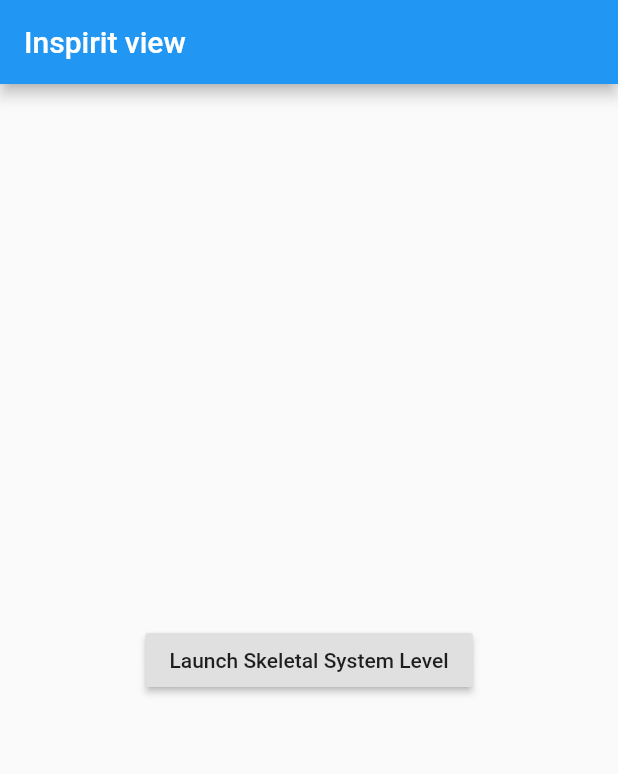
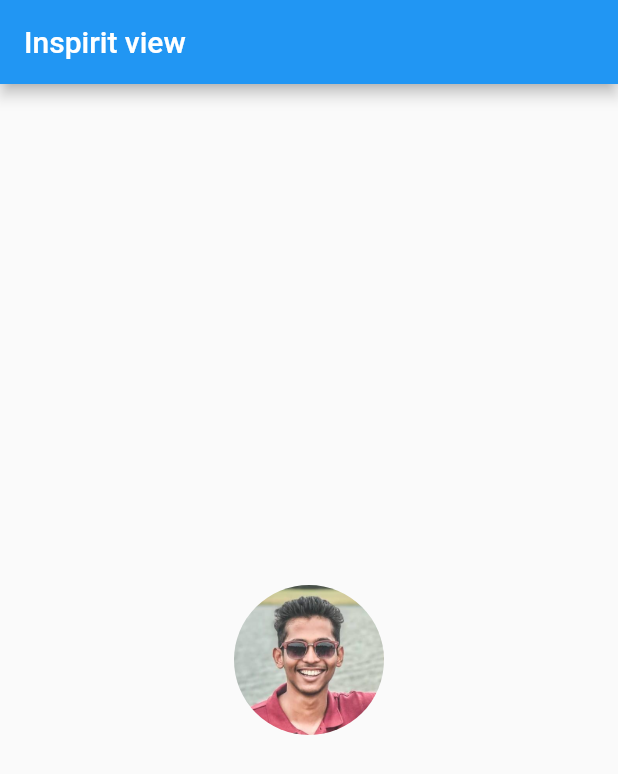
Before and after one commit to ceosss/flutter-unity-app, a Flutter app: the screen it shows after launch, on a phone screen of 412 x 824 dp. Shown: the top 774 px of the screen. Run offline on Flutter 3.47's test engine with Material 2 defaults, Android fonts, the light colour scheme and no system bars; missing offline and left inert: custom_rounded_rectangle_border, flutter_unity.

Commit message:
NEW: Diff Level Indicator Buttons

```diff
--- /dev/null
+++ b/lib/LessonBtn3.dart
@@ -0,0 +1,34 @@
+import 'package:flutter/material.dart';
+import 'package:custom_rounded_rectangle_border/custom_rounded_rectangle_border.dart';
+
+class LessonBtn extends StatelessWidget {
+  @override
+  Widget build(BuildContext context) {
+    return Container(
+      decoration: ShapeDecoration(
+        shape: CustomRoundedRectangleBorder(
+          borderRadius: BorderRadius.only(
+              topLeft: Radius.circular(65),
+              topRight: Radius.circular(65),
+              bottomLeft: Radius.circular(65),
+              bottomRight: Radius.circular(65)),
+          // topSide: BorderSide(color: Colors.red),
+          // leftSide: BorderSide(color: Colors.red),
+          // rightSide: BorderSide(color: Colors.green),
+          // bottomSide: BorderSide(color: Colors.blue),
+          bottomLeftCornerSide: BorderSide(color: Colors.red, width: 8),
+          bottomRightCornerSide: BorderSide(color: Colors.green, width: 8),
+          topLeftCornerSide: BorderSide(color: Colors.blue, width: 8),
+          topRightCornerSide: BorderSide(color: Colors.red, width: 8),
+        ),
+      ),
+      padding: EdgeInsets.all(8),
+      child: ClipOval(
+        child: Image.asset(
+          'images/profile.jpg',
+          width: 100,
+        ),
+      ),
+    );
+  }
+}
--- a/lib/main.dart
+++ b/lib/main.dart
@@ -1,5 +1,5 @@
 import 'package:flutter/material.dart';
-import 'package:flutter_unity/flutter_unity.dart';
+import 'LessonBtn3.dart';
 
 void main() => runApp(App());
 
@@ -34,82 +34,7 @@ class _HomePageState extends State<HomePage> {
       appBar: AppBar(
         title: const Text('Inspirit view'),
       ),
-      body: Center(
-        child: RaisedButton(
-          onPressed: () {
-            Navigator.push(context,
-                MaterialPageRoute(builder: (context) => UnityViewPage()));
-          },
-          child: Text('Launch Skeletal System Level'),
-        ),
-      ),
+      body: Center(child: LessonBtn()),
     );
   }
 }
-
-class UnityViewPage extends StatefulWidget {
-  @override
-  _UnityViewPageState createState() => _UnityViewPageState();
-}
-
-class _UnityViewPageState extends State<UnityViewPage> {
-  UnityViewController unityViewController;
-
-  @override
-  void initState() {
-    super.initState();
-  }
-
-  @override
-  void dispose() {
-    super.dispose();
-  }
-
-  @override
-  Widget build(BuildContext context) {
-    return Scaffold(
-      appBar: AppBar(
-        title: const Text('Unity View'),
-      ),
-      body: UnityView(
-        onCreated: onUnityViewCreated,
-        onReattached: onUnityViewReattached,
-        onMessage: onUnityViewMessage,
-      ),
-    );
-  }
-
-  void onUnityViewCreated(UnityViewController controller) {
-    print('onUnityViewCreated');
-    unityViewController = controller;
-
-    // controller.send(
-    //   'UnityController',
-    //   'LoadAssetBundleFromURL',
-    //   'https://inspirit-learning.s3.ap-south-1.amazonaws.com/AssetBundles/Mac/biology/skeleton',
-    // );
-
-    controller.send(
-      'UnityController',
-      'SetAssetName',
-      'Skeleton',
-    );
-    controller.send(
-      'UnityController',
-      'LoadAssetBundleFromURL',
-      'https://inspirit-learning.s3.ap-south-1.amazonaws.com/AssetBundles/Mac/biology/skeleton',
-    );
-
-    print('sent message');
-  }
-
-  void onUnityViewReattached(UnityViewController controller) {
-    print('onUnityViewReattached');
-  }
-
-  void onUnityViewMessage(UnityViewController controller, String message) {
-    print('onUnityViewMessage');
-    print(message);
-    //if(message.e)
-  }
-}
--- a/pubspec.yaml
+++ b/pubspec.yaml
@@ -24,6 +24,7 @@ dependencies:
   flutter:
     sdk: flutter
   flutter_unity:
+  custom_rounded_rectangle_border: ^0.0.1
 
   # The following adds the Cupertino Icons font to your application.
   # Use with the CupertinoIcons class for iOS style icons.
@@ -44,9 +45,8 @@ flutter:
   uses-material-design: true
 
   # To add assets to your application, add an assets section, like this:
-  # assets:
-  #   - images/a_dot_burr.jpeg
-  #   - images/a_dot_ham.jpeg
+  assets:
+    - images/
 
   # An image asset can refer to one or more resolution-specific "variants", see
   # https://flutter.dev/assets-and-images/#resolution-aware.
```
Also changed, not shown: lib/LessonBtn.dart (added, +34 -0 lines), lib/LessonBtn2.dart (added, +43 -0 lines), lib/UnityView.dart (added, +69 -0 lines), images/profile.jpg (added), pubspec.lock.
